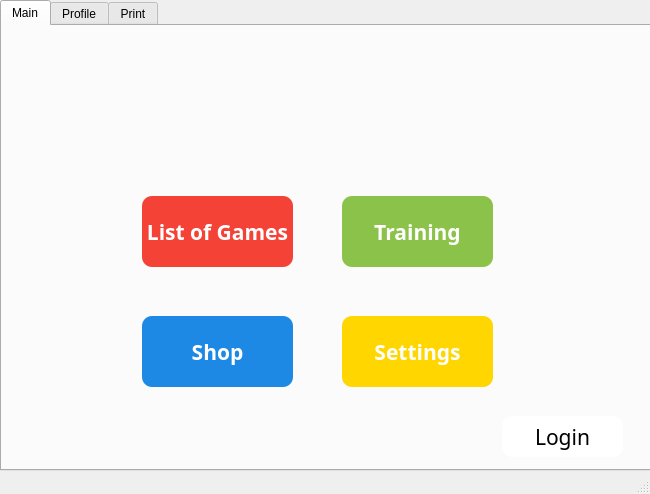
Old version of the form Design/main0.ui in the repository Xemonay/Brain-Dev.
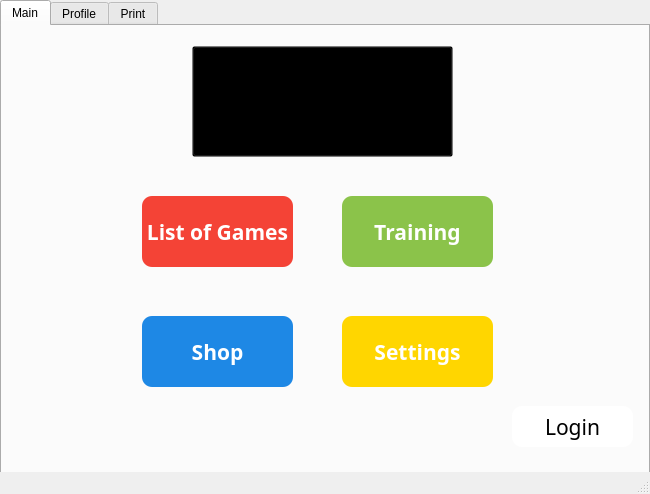
New version of the form. Icons and pictures are not drawn.

```diff
--- a/Design/main0.ui
+++ b/Design/main0.ui
@@ -31,10 +31,22 @@
      <rect>
       <x>0</x>
       <y>0</y>
-      <width>651</width>
-      <height>471</height>
+      <width>650</width>
+      <height>494</height>
      </rect>
     </property>
+    <property name="minimumSize">
+     <size>
+      <width>650</width>
+      <height>494</height>
+     </size>
+    </property>
+    <property name="maximumSize">
+     <size>
+      <width>650</width>
+      <height>494</height>
+     </size>
+    </property>
     <property name="toolTip">
      <string>&lt;html&gt;&lt;head/&gt;&lt;body&gt;&lt;p&gt;&lt;br/&gt;&lt;/p&gt;&lt;/body&gt;&lt;/html&gt;</string>
     </property>
@@ -166,8 +178,8 @@
      <widget class="QPushButton" name="login_bt">
       <property name="geometry">
        <rect>
-        <x>500</x>
-        <y>390</y>
+        <x>510</x>
+        <y>380</y>
         <width>121</width>
         <height>41</height>
        </rect>
@@ -206,6 +218,22 @@
        <pixmap>../../../Downloads/signature.png</pixmap>
       </property>
      </widget>
+     <widget class="QPushButton" name="what_is_that">
+      <property name="geometry">
+       <rect>
+        <x>190</x>
+        <y>20</y>
+        <width>261</width>
+        <height>111</height>
+       </rect>
+      </property>
+      <property name="styleSheet">
+       <string notr="true">background-color:transparent;</string>
+      </property>
+      <property name="text">
+       <string/>
+      </property>
+     </widget>
     </widget>
     <widget class="QWidget" name="Profile">
      <attribute name="icon">
```
Left out of the diff: 4 changed lines with no effect on the pictures.
